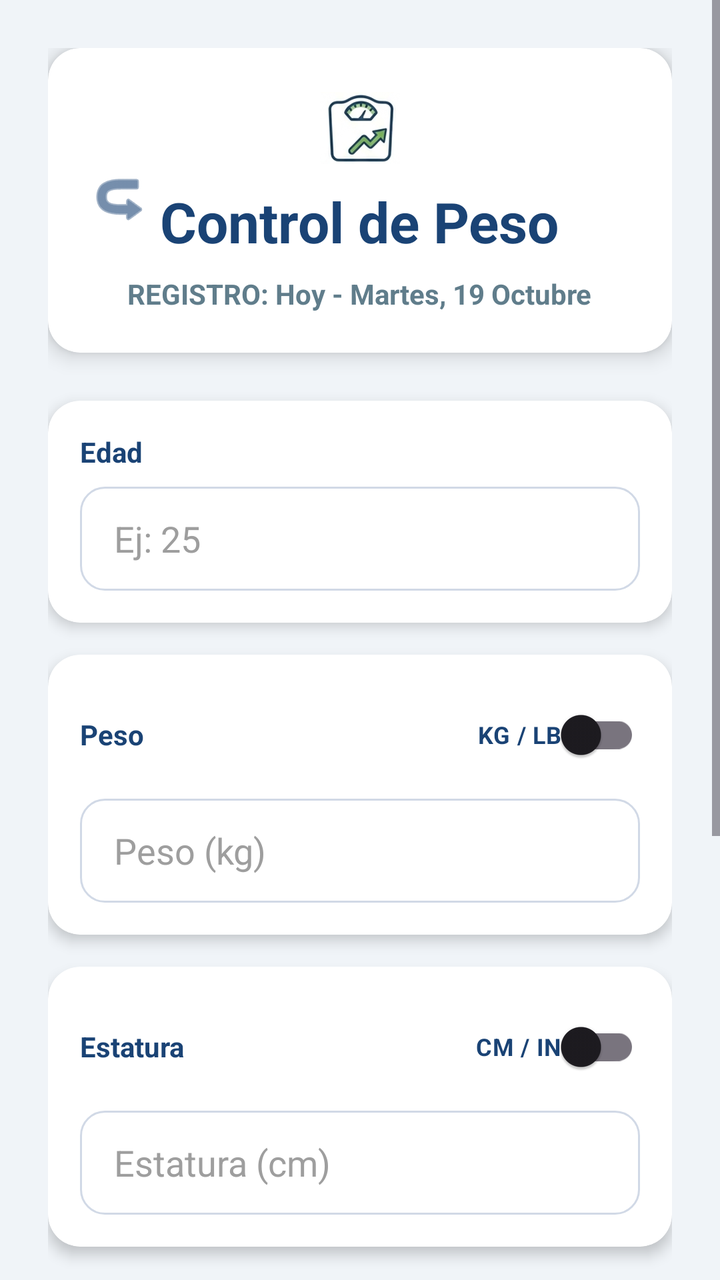
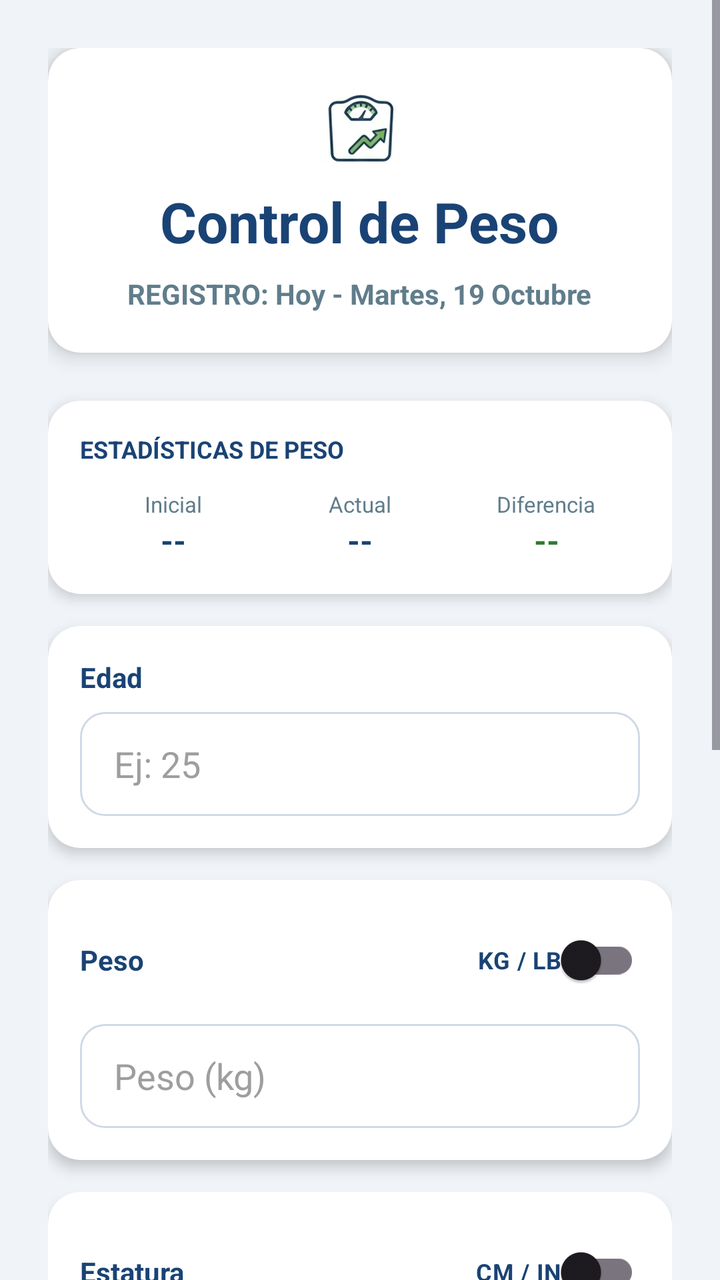

The first picture is an Android layout as it rendered before a commit; the second is the same layout after the commit. The layout source and the unified diff follow.
<!-- AndroidManifest.xml: application theme Theme.MiPrimeraApp -->
<!-- res/layout/activity_control_peso.xml -->
<?xml version="1.0" encoding="utf-8"?>
<androidx.constraintlayout.widget.ConstraintLayout
    xmlns:android="http://schemas.android.com/apk/res/android"
    xmlns:app="http://schemas.android.com/apk/res-auto"
    xmlns:tools="http://schemas.android.com/tools"
    android:layout_width="match_parent"
    android:layout_height="match_parent"
    tools:context=".Control_peso">

    <ScrollView
        android:layout_width="match_parent"
        android:layout_height="match_parent"
        android:background="@color/ui_weight_background"
        android:fillViewport="true"
        android:clipToPadding="false"
        >

        <LinearLayout
            android:layout_width="match_parent"
            android:layout_height="wrap_content"
            android:orientation="vertical"
            android:padding="24dp">

            <androidx.cardview.widget.CardView
                android:layout_width="match_parent"
                android:layout_height="wrap_content"
                app:cardCornerRadius="16dp"
                app:cardElevation="6dp"
                app:cardBackgroundColor="@color/peso_card_bg"
                android:layout_marginBottom="24dp">

                <RelativeLayout
                    android:layout_width="match_parent"
                    android:layout_height="wrap_content"
                    android:padding="20dp">

                    <LinearLayout
                        android:layout_width="match_parent"
                        android:layout_height="wrap_content"
                        android:orientation="vertical"
                        android:gravity="center">

                        <ImageView
                            android:layout_width="40dp"
                            android:layout_height="40dp"
                            android:src="@drawable/ic_peso"
                            android:layout_marginBottom="8dp" />

                        <TextView
                            android:id="@+id/txtVTitle"
                            android:layout_width="wrap_content"
                            android:layout_height="wrap_content"
                            android:text="Control de Peso"
                            android:textColor="@color/ui_weight_title_blue"
                            android:textSize="28sp"
                            android:textStyle="bold"
                            android:layout_marginBottom="8dp"/>

                        <TextView
                            android:id="@+id/tvDateTimeInfo"
                            android:layout_width="wrap_content"
                            android:layout_height="wrap_content"
                            android:text="REGISTRO: Hoy - Martes, 19 Octubre"
                            android:textColor="@color/peso_gray_text"
                            android:textSize="14sp"
                            android:textStyle="bold"/>
                    </LinearLayout>

                    <ImageView
                        android:id="@+id/btnBack"
                        android:layout_width="32dp"
                        android:layout_height="32dp"
                        android:layout_alignParentStart="true"
                        android:layout_centerVertical="true"
                        android:clickable="true"
                        android:focusable="true"
                        android:background="?attr/selectableItemBackgroundBorderless"
                        android:src="@android:drawable/ic_menu_revert"
                        android:rotation="180"
                        app:tint="@color/ui_weight_title_blue"
                        android:contentDescription="Regresar" />
                </RelativeLayout>
            </androidx.cardview.widget.CardView>

            <androidx.cardview.widget.CardView
                android:layout_width="match_parent"
                android:layout_height="wrap_content"
                app:cardCornerRadius="16dp"
                app:cardElevation="4dp"
                android:layout_marginBottom="16dp">

                <LinearLayout
                    android:layout_width="match_parent"
                    android:layout_height="wrap_content"
                    android:orientation="vertical"
                    android:padding="16dp">

                    <TextView
                        android:id="@+id/txtVsubtitle_edad"
                        android:layout_width="match_parent"
                        android:layout_height="wrap_content"
                        android:text="Edad"
                        android:textColor="@color/ui_weight_title_blue"
                        android:textSize="14sp"
                        android:textStyle="bold"
                        android:layout_marginBottom="8dp"/>

                    <EditText
                        android:id="@+id/txtNedad"
                        style="@style/EditTextRounded"
                        android:layout_width="match_parent"
                        android:layout_height="52dp"
                        android:hint="Ej: 25"
                        android:maxLength="3"
                        android:inputType="number"
                        android:textColorHint="@color/ui_hint_grey_9e"/>
                </LinearLayout>
            </androidx.cardview.widget.CardView>

            <androidx.cardview.widget.CardView
                android:layout_width="match_parent"
                android:layout_height="wrap_content"
                app:cardCornerRadius="16dp"
                app:cardElevation="4dp"
                android:layout_marginBottom="16dp">

                <LinearLayout
                    android:layout_width="match_parent"
                    android:layout_height="wrap_content"
                    android:orientation="vertical"
                    android:padding="16dp">

                    <LinearLayout
                        android:layout_width="match_parent"
                        android:layout_height="wrap_content"
                        android:orientation="horizontal"
                        android:gravity="center_vertical"
                        android:layout_marginBottom="8dp">

                        <TextView
                            android:id="@+id/txtVsubtitle_peso"
                            android:layout_width="0dp"
                            android:layout_height="wrap_content"
                            android:layout_weight="1"
                            android:text="Peso"
                            android:textColor="@color/ui_weight_title_blue"
                            android:textSize="14sp"
                            android:textStyle="bold" />

                        <androidx.appcompat.widget.SwitchCompat
                            android:id="@+id/swPesoUnit"
                            android:layout_width="wrap_content"
                            android:layout_height="wrap_content"
                            android:text="KG / LB"
                            android:textColor="@color/ui_weight_title_blue"
                            android:textStyle="bold"
                            android:textSize="12sp"
                            android:thumbTint="@color/ui_weight_title_blue"
                            android:trackTint="@color/ui_weight_title_blue"/>
                    </LinearLayout>

                    <EditText
                        android:id="@+id/etPeso"
                        style="@style/EditTextRounded"
                        android:layout_width="match_parent"
                        android:layout_height="52dp"
                        android:hint="Peso (kg)"
                        android:maxLength="3"
                        android:inputType="numberDecimal"
                        android:textColorHint="@color/ui_hint_grey_9e"/>
                </LinearLayout>
            </androidx.cardview.widget.CardView>

            <androidx.cardview.widget.CardView
                android:layout_width="match_parent"
                android:layout_height="wrap_content"
                app:cardCornerRadius="16dp"
                app:cardElevation="4dp"
                android:layout_marginBottom="32dp">

                <LinearLayout
                    android:layout_width="match_parent"
                    android:layout_height="wrap_content"
                    android:orientation="vertical"
                    android:padding="16dp">

                    <LinearLayout
                        android:layout_width="match_parent"
                        android:layout_height="wrap_content"
                        android:orientation="horizontal"
                        android:gravity="center_vertical"
                        android:layout_marginBottom="8dp">

                        <TextView
                            android:id="@+id/txtVsubtitle_esttura"
                            android:layout_width="0dp"
                            android:layout_height="wrap_content"
                            android:layout_weight="1"
                            android:text="Estatura"
                            android:textColor="@color/ui_weight_title_blue"
                            android:textSize="14sp"
                            android:textStyle="bold" />

                        <androidx.appcompat.widget.SwitchCompat
                            android:id="@+id/swEstaturaUnit"
                            android:layout_width="wrap_content"
                            android:layout_height="wrap_content"
                            android:text="CM / IN"
                            android:textColor="@color/ui_weight_title_blue"
                            android:textStyle="bold"
                            android:textSize="12sp"
                            android:thumbTint="@color/ui_weight_title_blue"
                            android:trackTint="@color/ui_weight_title_blue"/>
                    </LinearLayout>

                    <EditText
                        android:id="@+id/etEstatura"
                        style="@style/EditTextRounded"
                        android:layout_width="match_parent"
                        android:layout_height="52dp"
                        android:hint="Estatura (cm)"
                        android:maxLength="3"
                        android:inputType="numberDecimal"
                        android:textColorHint="@color/ui_hint_grey_9e"/>
                </LinearLayout>
            </androidx.cardview.widget.CardView>

            <Button
                android:id="@+id/btnCalcular"
                android:layout_width="match_parent"
                android:layout_height="56dp"
                android:text="CALCULAR"
                android:textStyle="bold"
                android:textSize="16sp"
                android:backgroundTint="@color/ui_weight_title_blue"
                android:textColor="@color/white"
                app:cornerRadius="12dp"
                android:layout_marginBottom="12dp"/>

            <Button
                android:id="@+id/btnHistorial"
                android:layout_width="match_parent"
                android:layout_height="56dp"
                android:text="VER HISTORIAL"
                android:textStyle="bold"
                android:textSize="16sp"
                android:backgroundTint="@color/peso_gray_text"
                android:textColor="@color/white"
                app:cornerRadius="12dp"
                android:layout_marginBottom="32dp"/>

            <androidx.cardview.widget.CardView
                android:layout_width="match_parent"
                android:layout_height="wrap_content"
                app:cardCornerRadius="16dp"
                app:cardElevation="6dp">

                <LinearLayout
                    android:layout_width="match_parent"
                    android:layout_height="wrap_content"
                    android:orientation="vertical"
                    android:padding="20dp">

                    <LinearLayout
                        android:layout_width="match_parent"
                        android:layout_height="wrap_content"
                        android:orientation="horizontal"
                        android:weightSum="3"
                        android:layout_marginBottom="16dp">

                        <LinearLayout
                            android:layout_width="0dp"
                            android:layout_height="wrap_content"
                            android:layout_weight="1"
                            android:orientation="vertical"
                            android:gravity="center">

                            <TextView
                                android:id="@+id/txtVr_IMC"
                                android:layout_width="wrap_content"
                                android:layout_height="wrap_content"
                                android:text="IMC"
                                android:textColor="@color/ui_text_secondary_666"
                                android:textSize="13sp"
                                android:textStyle="bold"/>

                            <TextView
                                android:id="@+id/tvIMC"
                                android:layout_width="wrap_content"
                                android:layout_height="wrap_content"
                                android:text="--"
                                android:textSize="22sp"
                                android:textStyle="bold"
                                android:textColor="@color/peso_save_green"/>
                        </LinearLayout>

                        <LinearLayout
                            android:layout_width="0dp"
                            android:layout_height="wrap_content"
                            android:layout_weight="1"
                            android:orientation="vertical"
                            android:gravity="center">

                            <TextView
                                android:id="@+id/txtr_Peso"
                                android:layout_width="wrap_content"
                                android:layout_height="wrap_content"
                                android:text="Peso Ideal"
                                android:textColor="@color/ui_text_secondary_666"
                                android:textSize="13sp"
                                android:textStyle="bold"/>

                            <TextView
                                android:id="@+id/tvPesoIdeal"
                                android:layout_width="wrap_content"
                                android:layout_height="wrap_content"
                                android:text="--"
                                android:textSize="22sp"
                                android:textStyle="bold"
                                android:textColor="@color/peso_save_green"/>
                        </LinearLayout>

                        <LinearLayout
                            android:layout_width="0dp"
                            android:layout_height="wrap_content"
                            android:layout_weight="1"
                            android:orientation="vertical"
                            android:gravity="center">

                            <TextView
                                android:id="@+id/txtr_grasa"
                                android:layout_width="wrap_content"
                                android:layout_height="wrap_content"
                                android:text="Grasa"
                                android:textColor="@color/ui_text_secondary_666"
                                android:textSize="13sp"
                                android:textStyle="bold"/>

                            <TextView
                                android:id="@+id/tvGrasa"
                                android:layout_width="wrap_content"
                                android:layout_height="wrap_content"
                                android:text="--"
                                android:textSize="22sp"
                                android:textStyle="bold"
                                android:textColor="@color/peso_save_green"/>
                        </LinearLayout>
                    </LinearLayout>

                    <View
                        android:layout_width="match_parent"
                        android:layout_height="1dp"
                        android:layout_marginBottom="16dp"
                        android:background="@color/ui_divider_e0"/>

                    <TextView
                        android:id="@+id/tvClasificacion"
                        android:layout_width="match_parent"
                        android:layout_height="wrap_content"
                        android:gravity="center"
                        android:text="Resultados"
                        android:textColor="@color/ui_weight_title_blue"
                        android:textSize="18sp"
                        android:textStyle="bold" />
                </LinearLayout>
            </androidx.cardview.widget.CardView>

        </LinearLayout>
    </ScrollView>
</androidx.constraintlayout.widget.ConstraintLayout>
<!-- resources referenced by this layout -->
<resources>
  <color name="peso_card_bg">#FFFFFF</color>
  <color name="peso_gray_text">#607D8B</color>
  <color name="peso_save_green">#2E7D32</color>
  <color name="ui_divider_e0">#E0E0E0</color>
  <color name="ui_hint_grey_9e">#9E9E9E</color>
  <color name="ui_text_secondary_666">#666666</color>
  <color name="ui_weight_background">#F0F4F8</color>
  <color name="ui_weight_title_blue">#1A4375</color>
  <color name="white">#FFFFFFFF</color>
  <!-- drawable ic_peso: png bitmap (drawable, 63314 bytes) -->
  <style name="EditTextRounded">
          <item name="android:paddingLeft">17dp</item>
          <item name="android:paddingRight">17dp</item>
          <item name="android:background">@drawable/input_rounf</item>
      </style>
  <style name="Theme.MiPrimeraApp" parent="Base.Theme.MiPrimeraApp" />
  <!-- drawable input_rounf (drawable) -->
  <?xml version="1.0" encoding="utf-8"?>
  <shape xmlns:android="http://schemas.android.com/apk/res/android">
      <solid android:color="#FFFFFF"/>
      <stroke android:width="1dp" android:color="#D1D9E6"/>
      <corners android:radius="12dp"/>
  </shape>
  <style name="Base.Theme.MiPrimeraApp" parent="Theme.Material3.DayNight.NoActionBar">
          
          
       </style>
</resources>

<!-- the commit's change to res/layout/activity_control_peso.xml (unified diff, before → after) -->
@@ -66,20 +66,117 @@
                             android:textStyle="bold"/>
                     </LinearLayout>
 
-                    <ImageView
-                        android:id="@+id/btnBack"
-                        android:layout_width="32dp"
-                        android:layout_height="32dp"
-                        android:layout_alignParentStart="true"
-                        android:layout_centerVertical="true"
-                        android:clickable="true"
-                        android:focusable="true"
-                        android:background="?attr/selectableItemBackgroundBorderless"
-                        android:src="@android:drawable/ic_menu_revert"
-                        android:rotation="180"
-                        app:tint="@color/ui_weight_title_blue"
-                        android:contentDescription="Regresar" />
                 </RelativeLayout>
+            </androidx.cardview.widget.CardView>
+
+            
+            <androidx.cardview.widget.CardView
+                android:id="@+id/cardWeightStats"
+                android:layout_width="match_parent"
+                android:layout_height="wrap_content"
+                android:layout_marginBottom="16dp"
+                app:cardCornerRadius="16dp"
+                app:cardElevation="4dp"
+                app:cardBackgroundColor="@color/white">
+
+                <LinearLayout
+                    android:layout_width="match_parent"
+                    android:layout_height="wrap_content"
+                    android:orientation="vertical"
+                    android:padding="16dp">
+
+                    <TextView
+                        android:layout_width="wrap_content"
+                        android:layout_height="wrap_content"
+                        android:text="ESTADÍSTICAS DE PESO"
+                        android:textColor="@color/ui_weight_title_blue"
+                        android:textStyle="bold"
+                        android:textSize="12sp"
+                        android:layout_marginBottom="12dp" />
+
+                    <LinearLayout
+                        android:layout_width="match_parent"
+                        android:layout_height="wrap_content"
+                        android:orientation="horizontal"
+                        android:weightSum="3">
+
+                        
+                        <LinearLayout
+                            android:layout_width="0dp"
+                            android:layout_height="wrap_content"
+                            android:layout_weight="1"
+                            android:orientation="vertical"
+                            android:gravity="center">
+
+                            <TextView
+                                android:layout_width="wrap_content"
+                                android:layout_height="wrap_content"
+                                android:text="Inicial"
+                                android:textColor="@color/peso_gray_text"
+                                android:textSize="11sp" />
+
+                            <TextView
+                                android:id="@+id/tvStatWeightInitial"
+                                android:layout_width="wrap_content"
+                                android:layout_height="wrap_content"
+                                android:text="--"
+                                android:textColor="@color/peso_primary_blue"
+                                android:textSize="16sp"
+                                android:textStyle="bold" />
+                        </LinearLayout>
+
+                        
+                        <LinearLayout
+                            android:layout_width="0dp"
+                            android:layout_height="wrap_content"
+                            android:layout_weight="1"
+                            android:orientation="vertical"
+                            android:gravity="center">
+
+                            <TextView
+                                android:layout_width="wrap_content"
+                                android:layout_height="wrap_content"
+                                android:text="Actual"
+                                android:textColor="@color/peso_gray_text"
+                                android:textSize="11sp" />
+
+                            <TextView
+                                android:id="@+id/tvStatWeightCurrent"
+                                android:layout_width="wrap_content"
+                                android:layout_height="wrap_content"
+                                android:text="--"
+                                android:textColor="@color/peso_primary_blue"
+                                android:textSize="16sp"
+                                android:textStyle="bold" />
+                        </LinearLayout>
+
+                        
+                        <LinearLayout
+                            android:layout_width="0dp"
+                            android:layout_height="wrap_content"
+                            android:layout_weight="1"
+                            android:orientation="vertical"
+                            android:gravity="center">
+
+                            <TextView
+                                android:layout_width="wrap_content"
+                                android:layout_height="wrap_content"
+                                android:text="Diferencia"
+                                android:textColor="@color/peso_gray_text"
+                                android:textSize="11sp" />
+
+                            <TextView
+                                android:id="@+id/tvStatWeightDiff"
+                                android:layout_width="wrap_content"
+                                android:layout_height="wrap_content"
+                                android:text="--"
+                                android:textColor="@color/peso_save_green"
+                                android:textSize="16sp"
+                                android:textStyle="bold" />
+                        </LinearLayout>
+
+                    </LinearLayout>
+                </LinearLayout>
             </androidx.cardview.widget.CardView>
 
             <androidx.cardview.widget.CardView
<!-- resource entries referenced after the edit -->
@@ -2,6 +2,7 @@
 <resources>
   <color name="peso_card_bg">#FFFFFF</color>
   <color name="peso_gray_text">#607D8B</color>
+  <color name="peso_primary_blue">#1A4373</color>
   <color name="peso_save_green">#2E7D32</color>
   <color name="ui_divider_e0">#E0E0E0</color>
   <color name="ui_hint_grey_9e">#9E9E9E</color>
